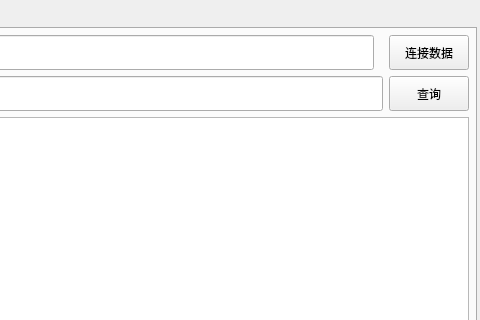
Qt form ProjectGlory/ui/mainwindow.ui (cxy510/VscodeQt) before a commit; both pictures show x 413 to 893 and y 0 to 320 of the 893 by 837 pixel window.
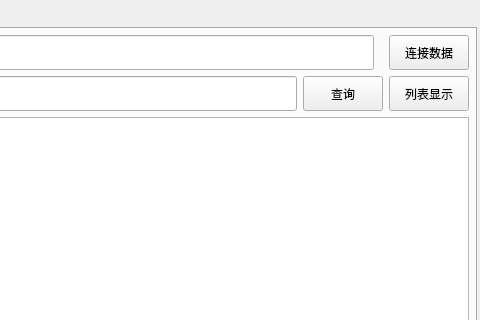
The same form after that commit.

Commit message: 实现对SQL查询，列表展示功能

```diff
--- a/ProjectGlory/ui/mainwindow.ui
+++ b/ProjectGlory/ui/mainwindow.ui
@@ -160,6 +160,19 @@
             </property>
            </widget>
           </item>
+          <item>
+           <widget class="QPushButton" name="btn_sql_model">
+            <property name="maximumSize">
+             <size>
+              <width>16777215</width>
+              <height>35</height>
+             </size>
+            </property>
+            <property name="text">
+             <string>列表显示</string>
+            </property>
+           </widget>
+          </item>
          </layout>
         </item>
         <item row="2" column="0">
```
The commit also changes 9 other files.
